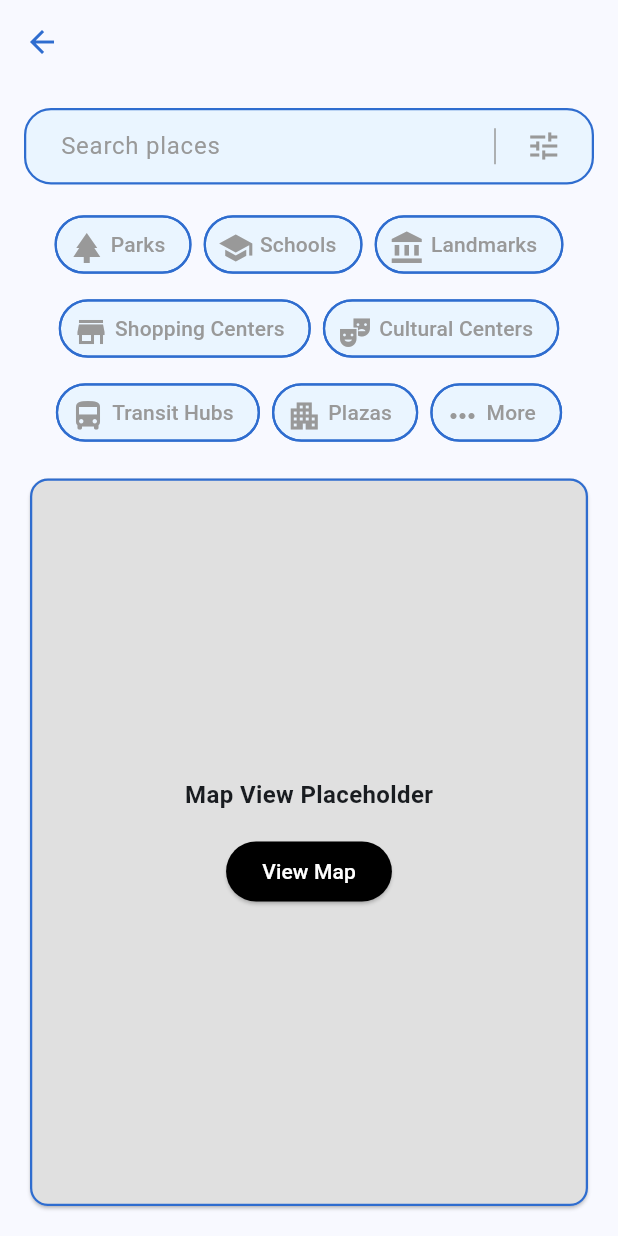
After one commit to Pipeline-To-Better-Placemaking/P2BP-2025Spring-Mobile, a Flutter app: the SearchScreen screen opened by its route, on a phone screen of 412 x 824 dp. The commit adds this screen. Run offline on Flutter 3.47's test engine with Material 3 defaults, Android fonts, the phone set to English and light mode, and no system bars.

Commit message:
Add search screen and update main.dart with search screen route

```diff
--- a/lib/main.dart
+++ b/lib/main.dart
@@ -1,4 +1,5 @@
 import 'package:flutter/material.dart';
+import 'package:p2bp_2025spring_mobile/search_location_screen.dart';
 import 'results_panel.dart';
 import 'edit_project_panel.dart';
 import 'forgot_password_page.dart';
@@ -9,6 +10,7 @@ import 'teams_and_invites_page.dart';
 import 'login_screen.dart';
 import 'signup_screen.dart';
 import 'home_screen.dart';
+import 'search_location_screen.dart';
 
 void main() {
   runApp(const MyApp());
@@ -41,6 +43,7 @@ class MyApp extends StatelessWidget {
         '/login': (context) => const LoginScreen(),
         '/signup': (context) => const SignUpScreen(),
         '/home': (context) => const HomeScreen(),
+        '/search': (context) => const SearchScreen(),
       },
     );
   }
@@ -137,6 +140,13 @@ class _HomePageStates extends State<HomePage> {
                 name: 'Home',
                 version: 1,
               ),
+              // Button 11: Search
+              buildTempButton(
+                context: context,
+                route: '/search',
+                name: 'Search',
+                version: 0,
+              ),
             ],
           ),
         ),
--- /dev/null
+++ b/lib/search_location_screen.dart
@@ -0,0 +1,146 @@
+import 'package:flutter/material.dart';
+import 'theme.dart';
+
+class SearchScreen extends StatelessWidget {
+  const SearchScreen({super.key});
+
+  @override
+  Widget build(BuildContext context) {
+    return Scaffold(
+      appBar: AppBar(
+        elevation: 0,
+        leading: IconButton(
+          icon: Icon(Icons.arrow_back, color: Color(0xFF2F6DCF)),
+          onPressed: () {
+            Navigator.pop(context); // Navigate back to the previous screen;
+          },
+        ),
+      ),
+      body: Padding(
+        padding: const EdgeInsets.all(16.0),
+        child: Column(
+          crossAxisAlignment: CrossAxisAlignment.start,
+          children: [
+            // Search Bar
+            Container(
+              decoration: BoxDecoration(
+                  color: Color.fromARGB(255, 234, 245, 255),
+                  borderRadius: BorderRadius.circular(18.0),
+                  border: Border.all(color: Color(0xFF2F6DCF), width: 1.5)),
+              padding: const EdgeInsets.symmetric(horizontal: 8.0),
+              child: Row(
+                children: [
+                  // Hint Text
+                  Expanded(
+                    child: TextField(
+                      decoration: InputDecoration(
+                        contentPadding: EdgeInsets.fromLTRB(15, 0, 0, 0),
+                        hintText: "Search places",
+                        hintStyle: TextStyle(color: Color(0xFF999999)),
+                        border: InputBorder.none,
+                      ),
+                    ),
+                  ),
+                  // Vertical Divider
+                  Container(
+                    height: 24.0, // Height of the divider
+                    width: 1.0, // Thickness of the divider
+                    color: Color(0xFF999999), // Divider color
+                    margin: const EdgeInsets.symmetric(horizontal: 8.0),
+                  ),
+                  // Filter icon
+                  IconButton(
+                    icon: Icon(Icons.tune, color: Color(0xFF999999)),
+                    onPressed: () {
+                      // Add filter functionality here
+                    },
+                  ),
+                ],
+              ),
+            ),
+            const SizedBox(height: 16),
+            // Filter buttons
+            Center(
+              child: Wrap(
+                spacing: 8.0,
+                runSpacing: 8.0,
+                alignment: WrapAlignment.center,
+                children: [
+                  _buildRoundedChip("Parks", Icons.park),
+                  _buildRoundedChip("Schools", Icons.school),
+                  _buildRoundedChip("Landmarks", Icons.account_balance),
+                  _buildRoundedChip(
+                      "Shopping Centers", Icons.store_mall_directory),
+                  _buildRoundedChip("Cultural Centers", Icons.theater_comedy),
+                  _buildRoundedChip("Transit Hubs", Icons.directions_bus),
+                  _buildRoundedChip("Plazas", Icons.apartment),
+                  _buildRoundedChip("More", Icons.more_horiz),
+                ],
+              ),
+            ),
+
+            const SizedBox(height: 16),
+
+            // Map section
+            Expanded(
+              child: Card(
+                shape: RoundedRectangleBorder(
+                    borderRadius: BorderRadius.circular(12.0),
+                    side: BorderSide(color: Color(0xFF2F6DCF), width: 1.5)),
+                child: Container(
+                  decoration: BoxDecoration(
+                    color: Colors.grey[300],
+                    borderRadius: BorderRadius.circular(12.0),
+                  ),
+                  child: Center(
+                    child: Column(
+                      mainAxisSize: MainAxisSize.min,
+                      children: [
+                        Text(
+                          "Map View Placeholder",
+                          style: TextStyle(
+                              fontSize: 16, fontWeight: FontWeight.bold),
+                        ),
+                        const SizedBox(height: 16),
+                        ElevatedButton(
+                          onPressed: () {
+                            // Add map interaction functionality
+                          },
+                          style: ElevatedButton.styleFrom(
+                            backgroundColor: Colors.black,
+                          ),
+                          child: Text(
+                            "View Map",
+                            style: TextStyle(color: Colors.white),
+                          ),
+                        ),
+                      ],
+                    ),
+                  ),
+                ),
+              ),
+            ),
+          ],
+        ),
+      ),
+    );
+  }
+}
+
+Widget _buildRoundedChip(String label, IconData icon) {
+  return Chip(
+    label: Text(label, style: TextStyle(color: Color(0xFF999999))),
+    avatar: CircleAvatar(
+      backgroundColor: Colors.transparent,
+      child: Icon(
+        icon,
+        color: Color(0xFF999999),
+      ),
+    ),
+    shape: RoundedRectangleBorder(
+      borderRadius: BorderRadius.circular(20.0),
+      side: BorderSide(color: Color(0xFF2F6DCF), width: 1.5),
+    ),
+    backgroundColor: const Color.fromARGB(255, 234, 245, 255),
+  );
+}
```
